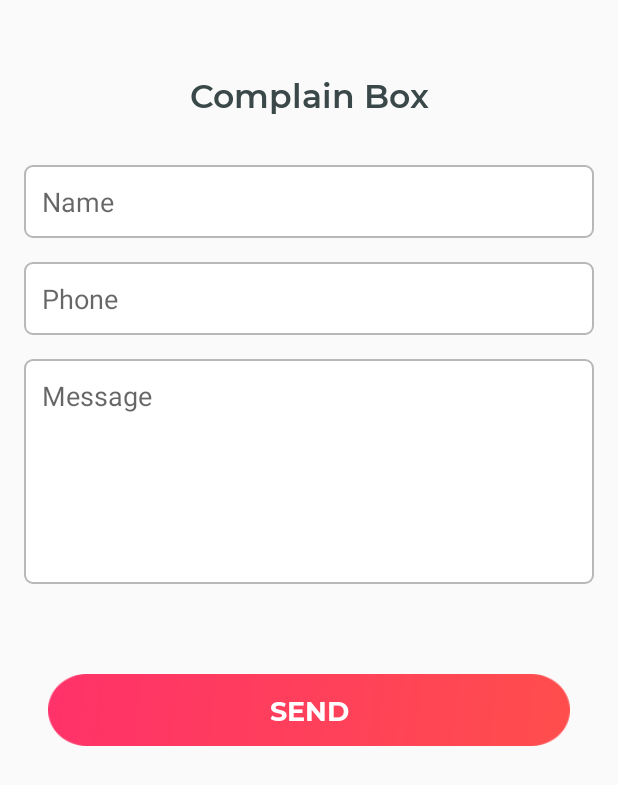
After one commit to shahzadafridi/Save-Life-Blood-Donor, an Android app: the ComplainScreen screen opened directly, with no data from a screen before it, on a phone screen of 412 x 824 dp. The commit adds this screen. Shown: the top 785 px of the screen. Run offline under Robolectric (Android 15) with nearby library versions, the phone set to English and light mode, and no system bars; our stand-ins replace Firebase (no records; nobody signed in at launch, a user with empty details on screens opened directly).

Commit message:
Login fixed. Complain screen added.

```diff
--- a/app/src/main/AndroidManifest.xml
+++ b/app/src/main/AndroidManifest.xml
@@ -16,8 +16,9 @@
         android:supportsRtl="true"
         android:theme="@style/AppTheme2"
         tools:replace="android:icon,android:allowBackup">
-        <activity android:name=".Screens.ProfileMapActivity"/>
-        <activity android:name=".Screens.ProfileActivity"></activity>
+        <activity android:name=".Screens.ComplainScreen"></activity>
+        <activity android:name=".Screens.ProfileMapActivity" />
+        <activity android:name=".Screens.ProfileActivity" />
         <activity android:name=".Screens.BloodRequest.EditRequest" />
         <activity android:name=".Admin.AdminMainActivity" />
         <activity android:name=".Screens.BloodRequest.RequestActivity" />
--- /dev/null
+++ b/app/src/main/java/official/com/savelife_blooddonor/Screens/ComplainScreen.java
@@ -0,0 +1,66 @@
+package official.com.savelife_blooddonor.Screens;
+
+import androidx.annotation.NonNull;
+import androidx.appcompat.app.AppCompatActivity;
+
+import android.content.Intent;
+import android.os.Bundle;
+import android.view.View;
+import android.widget.Button;
+import android.widget.EditText;
+import android.widget.ProgressBar;
+import android.widget.Toast;
+
+import com.google.android.gms.tasks.OnCompleteListener;
+import com.google.android.gms.tasks.Task;
+import com.google.firebase.database.FirebaseDatabase;
+
+import java.util.HashMap;
+import java.util.Map;
+
+import official.com.savelife_blooddonor.R;
+import official.com.savelife_blooddonor.Util.AppConstants;
+
+public class ComplainScreen extends AppCompatActivity {
+
+    EditText name,phone,message;
+    ProgressBar progressBar;
+    Button button;
+
+    @Override
+    protected void onCreate(Bundle savedInstanceState) {
+        super.onCreate(savedInstanceState);
+        setContentView(R.layout.activity_complain_screen);
+
+        name = (EditText) findViewById(R.id.complain_name);
+        phone = (EditText) findViewById(R.id.complain_phone);
+        message = (EditText) findViewById(R.id.complain_message);
+        progressBar = (ProgressBar) findViewById(R.id.complain_progressBar);
+        button = (Button) findViewById(R.id.complain_btn);
+        button.setOnClickListener(new View.OnClickListener() {
+            @Override
+            public void onClick(View v) {
+                progressBar.setVisibility(View.VISIBLE);
+                String str_phone = phone.getText().toString();
+                if (str_phone == null){
+                    Toast.makeText(ComplainScreen.this,"Enter complete details",Toast.LENGTH_SHORT).show();
+                }else {
+                    Map<String, String> map = new HashMap<>();
+                    map.put("name", name.getText().toString());
+                    map.put("phone", str_phone);
+                    map.put("message", message.getText().toString());
+                    FirebaseDatabase.getInstance().getReference().child("complains").child(str_phone).setValue(map).addOnCompleteListener(new OnCompleteListener<Void>() {
+                        @Override
+                        public void onComplete(@NonNull Task<Void> task) {
+                            if (task.isSuccessful()) {
+                                progressBar.setVisibility(View.GONE);
+                                Intent intent = new Intent(ComplainScreen.this, MenuActivity.class);
+                                startActivity(intent);
+                            }
+                        }
+                    });
+                }
+            }
+        });
+    }
+}
--- a/app/src/main/java/official/com/savelife_blooddonor/Screens/Registration/RegistrationMenu.java
+++ b/app/src/main/java/official/com/savelife_blooddonor/Screens/Registration/RegistrationMenu.java
@@ -47,7 +47,10 @@ public class RegistrationMenu extends AppCompatActivity implements View.OnClickL
             intent.putExtra("role", "donee");
             startActivity(intent);
         } else if (view.getId() == R.id.reg_menu_login) {
-            showBottomDialog();
+            Intent intent = new Intent(RegistrationMenu.this, PhoneAuthentication.class);
+            intent.putExtra("login_role", "donor");
+            startActivity(intent);
+//            showBottomDialog();
         }else if (view.getId() == R.id.login_type_donee_back){
             sheetDialog.dismiss();
         }else if (view.getId() == R.id.login_type_menu_donor){
--- /dev/null
+++ b/app/src/main/res/layout/activity_complain_screen.xml
@@ -0,0 +1,86 @@
+<?xml version="1.0" encoding="utf-8"?>
+<LinearLayout xmlns:android="http://schemas.android.com/apk/res/android"
+    xmlns:app="http://schemas.android.com/apk/res-auto"
+    xmlns:tools="http://schemas.android.com/tools"
+    android:layout_width="match_parent"
+    android:layout_height="match_parent"
+    android:orientation="vertical"
+    android:layout_margin="16dp"
+    tools:context=".Screens.ComplainScreen">
+
+    <TextView
+        android:layout_width="match_parent"
+        android:layout_height="wrap_content"
+        android:text="Complain Box"
+        android:textSize="22dp"
+        android:layout_marginTop="32dp"
+        android:textColor="@color/black"
+        android:fontFamily="@font/montserrat_semibold"
+        android:gravity="center_horizontal"/>
+
+    <EditText
+        android:id="@+id/complain_name"
+        android:layout_width="match_parent"
+        android:layout_height="wrap_content"
+        android:background="@drawable/editxt_bg"
+        android:layout_marginTop="32dp"
+        android:hint="Name"
+        android:inputType="text"
+        android:padding="12dp" />
+
+    <EditText
+        android:id="@+id/complain_phone"
+        android:layout_width="match_parent"
+        android:layout_height="wrap_content"
+        android:layout_marginTop="16dp"
+        android:background="@drawable/editxt_bg"
+        android:hint="Phone"
+        android:inputType="text"
+        android:padding="12dp" />
+
+    <EditText
+        android:id="@+id/complain_message"
+        android:layout_width="match_parent"
+        android:layout_height="150dp"
+        android:layout_marginTop="16dp"
+        android:background="@drawable/editxt_bg"
+        android:inputType="textMultiLine"
+        android:gravity="top|left"
+        android:hint="Message"
+        android:lines="10"
+        android:padding="12dp"
+        android:scrollbars="vertical" />
+
+    <RelativeLayout
+        android:layout_width="wrap_content"
+        android:layout_height="wrap_content"
+        android:layout_marginLeft="16dp"
+        android:layout_marginTop="60dp"
+        android:layout_marginRight="16dp">
+
+        <Button
+            android:id="@+id/complain_btn"
+            android:layout_width="match_parent"
+            android:layout_height="wrap_content"
+            android:layout_centerVertical="true"
+            android:background="@drawable/red_btn_bg"
+            android:fontFamily="@font/montserrat_bold"
+            android:text="Send"
+            android:textColor="#fff"
+            android:textSize="18dp"
+            android:textStyle="normal" />
+
+        <ProgressBar
+            android:id="@+id/complain_progressBar"
+            android:layout_width="wrap_content"
+            android:layout_height="wrap_content"
+            android:layout_centerHorizontal="true"
+            android:layout_centerVertical="true"
+            android:indeterminate="true"
+            android:indeterminateTint="@color/white"
+            android:indeterminateTintMode="src_atop"
+            android:visibility="invisible" />
+
+    </RelativeLayout>
+
+</LinearLayout>
--- a/app/src/main/res/values/colors.xml
+++ b/app/src/main/res/values/colors.xml
@@ -11,7 +11,8 @@
     <color name="gray">#B8B8B8</color>
     <color name="dark_red">#B02721</color>
     <color name="bold_light_gray">#D2D2D2</color>
-    <color name="white">#fff</color>
+    <color name="white">#ffffff</color>
+
     <color name="green">#4CAF50</color>
 
 </resources>
```
Also changed, not shown: app/src/main/java/official/com/savelife_blooddonor/Admin/AdminMainActivity.java (deleted, +0 -16 lines), app/src/main/java/official/com/savelife_blooddonor/Screens/MenuActivity.java (+7 -2 lines), app/src/main/java/official/com/savelife_blooddonor/Screens/Registration/PhoneAuthentication.java (+34 -27 lines), app/src/main/res/layout/activity_menu.xml (+17 -0 lines).
